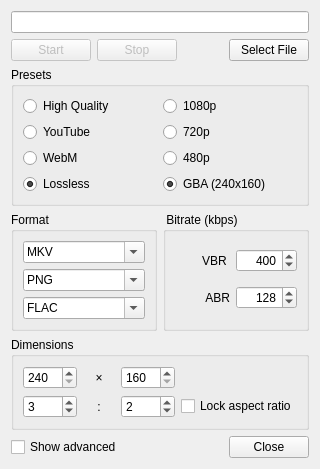
Above: Libretro/mgba/src/platform/qt/VideoView.ui from kiddreads/Avalon-copy2 before the change. Below: the same form after it.
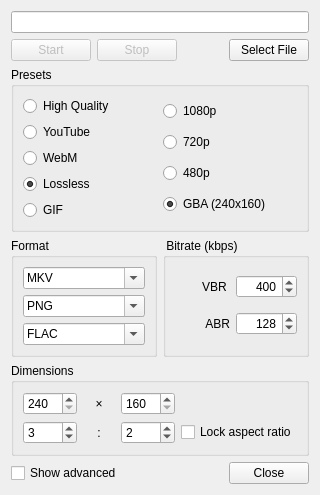
That is the form after the change.

Commit message: Video: Allow GIF recording

Patch:
```diff
--- a/Libretro/mgba/src/platform/qt/VideoView.ui
+++ b/Libretro/mgba/src/platform/qt/VideoView.ui
@@ -146,6 +146,16 @@
           </attribute>
          </widget>
         </item>
+        <item>
+         <widget class="QRadioButton" name="presetGIF">
+          <property name="text">
+           <string>GIF</string>
+          </property>
+          <attribute name="buttonGroup">
+           <string notr="true">presets</string>
+          </attribute>
+         </widget>
+        </item>
        </layout>
       </item>
       <item>
```
The commit also changes 2 other files.
